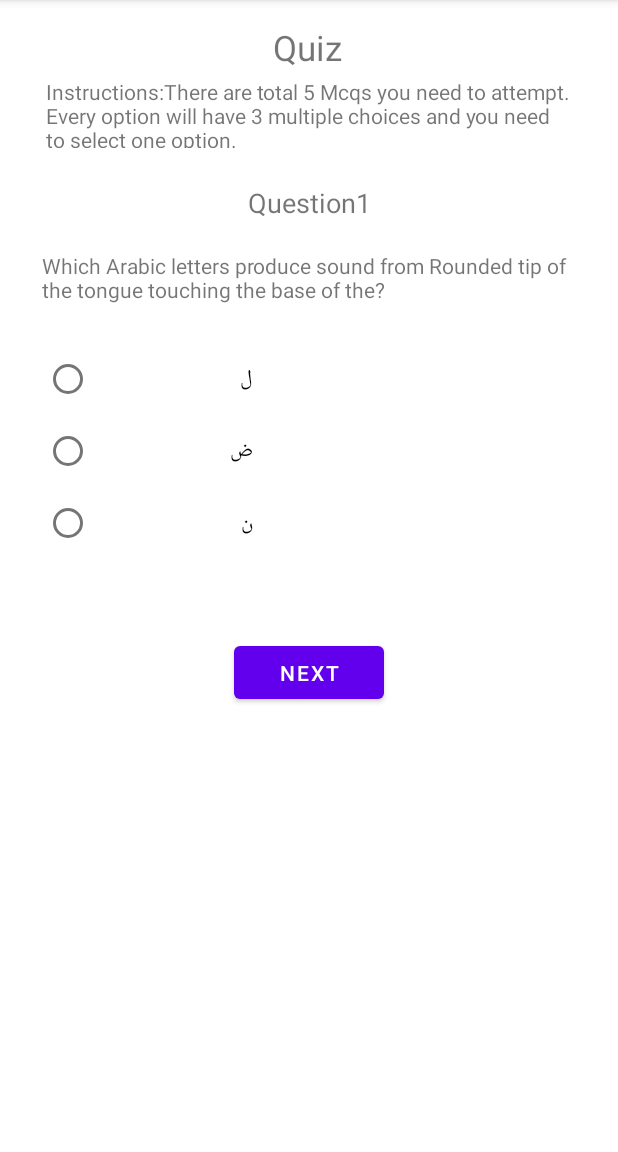
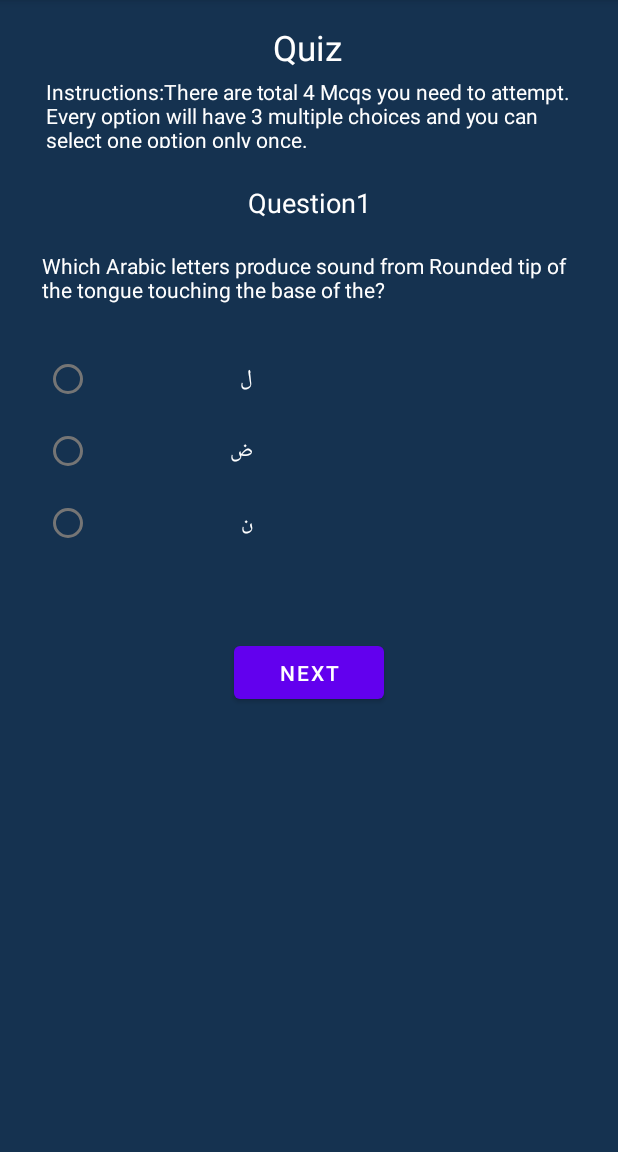
Before and after one commit to Transformer075/Practice_Quiz_App, an Android app: the screen it shows after launch (activity_three), after a tap on "QUIZ", on a phone screen of 412 x 824 dp, the part 84-1236 px from its top. Run offline under Robolectric (Android 15) with nearby library versions, the phone set to English and light mode, and no system bars.

Commit message:
Layout color & font color

```diff
--- a/app/src/main/res/layout-land/activity_first.xml
+++ b/app/src/main/res/layout-land/activity_first.xml
@@ -4,6 +4,7 @@
     xmlns:tools="http://schemas.android.com/tools"
     android:layout_width="match_parent"
     android:layout_height="match_parent"
+    android:background="#FF153250"
     tools:context=".FirstActivity">
 
     <TextView
--- a/app/src/main/res/layout-land/activity_four.xml
+++ b/app/src/main/res/layout-land/activity_four.xml
@@ -4,6 +4,7 @@
     xmlns:tools="http://schemas.android.com/tools"
     android:layout_width="match_parent"
     android:layout_height="match_parent"
+    android:background="#FF153250"
     tools:context=".activity_four">
 
     <ImageView
--- a/app/src/main/res/layout-land/activity_second.xml
+++ b/app/src/main/res/layout-land/activity_second.xml
@@ -4,6 +4,7 @@
     xmlns:tools="http://schemas.android.com/tools"
     android:layout_width="match_parent"
     android:layout_height="match_parent"
+    android:background="#FF153250"
     tools:context=".activity_second">
 
     <TextView
@@ -12,6 +13,7 @@
         android:layout_height="wrap_content"
         android:layout_marginTop="16dp"
         android:text="@string/title"
+        android:textColor="@color/white"
         android:textSize="22dp"
         app:layout_constraintEnd_toEndOf="@+id/textView2"
         app:layout_constraintHorizontal_bias="0.496"
@@ -26,6 +28,7 @@
         android:layout_marginTop="12dp"
         android:layout_marginEnd="5dp"
         android:text="@string/defination"
+        android:textColor="@color/white"
         android:textSize="16dp"
         app:layout_constraintEnd_toEndOf="parent"
         app:layout_constraintHorizontal_bias="0.026"
@@ -37,6 +40,7 @@
         android:layout_width="wrap_content"
         android:layout_height="wrap_content"
         android:text="@string/defination2"
+        android:textColor="@color/white"
         android:textSize="16dp"
         app:layout_constraintEnd_toEndOf="@+id/textView2"
         app:layout_constraintStart_toStartOf="@+id/textView2"
@@ -47,6 +51,7 @@
         android:layout_width="311dp"
         android:layout_height="61dp"
         android:text="@string/defination3"
+        android:textColor="@color/white"
         android:textSize="16dp"
         app:layout_constraintEnd_toEndOf="@+id/textView2"
         app:layout_constraintStart_toStartOf="@+id/textView2"
--- a/app/src/main/res/layout/activity_first.xml
+++ b/app/src/main/res/layout/activity_first.xml
@@ -4,6 +4,7 @@
     xmlns:tools="http://schemas.android.com/tools"
     android:layout_width="match_parent"
     android:layout_height="match_parent"
+    android:background="#153250"
     tools:context=".FirstActivity">
 
     <TextView
--- a/app/src/main/res/layout/activity_four.xml
+++ b/app/src/main/res/layout/activity_four.xml
@@ -4,6 +4,7 @@
     xmlns:tools="http://schemas.android.com/tools"
     android:layout_width="match_parent"
     android:layout_height="match_parent"
+    android:background="#FF153250"
     tools:context=".activity_four">
 
     <ImageView
--- a/app/src/main/res/layout/activity_result.xml
+++ b/app/src/main/res/layout/activity_result.xml
@@ -4,6 +4,7 @@
     xmlns:tools="http://schemas.android.com/tools"
     android:layout_width="match_parent"
     android:layout_height="match_parent"
+    android:background="#FF153250"
     tools:context=".activity_result">
 
     <TextView
@@ -12,6 +13,7 @@
         android:layout_height="wrap_content"
         android:layout_marginTop="68dp"
         android:text="TextView"
+        android:textColor="@color/white"
         android:textSize="20dp"
         app:layout_constraintEnd_toEndOf="parent"
         app:layout_constraintHorizontal_bias="0.498"
@@ -24,6 +26,7 @@
         android:layout_height="wrap_content"
         android:layout_marginTop="48dp"
         android:text="@string/quiz_result"
+        android:textColor="@color/white"
         android:textSize="23dp"
         app:layout_constraintEnd_toEndOf="parent"
         app:layout_constraintHorizontal_bias="0.5"
--- a/app/src/main/res/layout/activity_second.xml
+++ b/app/src/main/res/layout/activity_second.xml
@@ -4,6 +4,7 @@
     xmlns:tools="http://schemas.android.com/tools"
     android:layout_width="match_parent"
     android:layout_height="match_parent"
+    android:background="#FF153250"
     tools:context=".activity_second">
 
     <TextView
@@ -12,6 +13,7 @@
         android:layout_height="wrap_content"
         android:layout_marginTop="32dp"
         android:text="@string/title"
+        android:textColor="@color/white"
         android:textSize="22dp"
         app:layout_constraintEnd_toEndOf="parent"
         app:layout_constraintHorizontal_bias="0.497"
@@ -26,6 +28,7 @@
         android:layout_marginTop="24dp"
         android:layout_marginEnd="5dp"
         android:text="@string/defination"
+        android:textColor="@color/white"
         android:textSize="16dp"
         app:layout_constraintEnd_toEndOf="parent"
         app:layout_constraintHorizontal_bias="0.244"
@@ -37,6 +40,7 @@
         android:layout_width="wrap_content"
         android:layout_height="wrap_content"
         android:text="@string/defination2"
+        android:textColor="@color/white"
         android:textSize="16dp"
         app:layout_constraintEnd_toEndOf="@+id/textView2"
         app:layout_constraintStart_toStartOf="@+id/textView2"
@@ -47,6 +51,7 @@
         android:layout_width="357dp"
         android:layout_height="41dp"
         android:text="@string/defination3"
+        android:textColor="@color/white"
         android:textSize="16dp"
         app:layout_constraintEnd_toEndOf="@+id/textView2"
         app:layout_constraintStart_toStartOf="@+id/textView2"
--- a/app/src/main/res/layout/activity_three.xml
+++ b/app/src/main/res/layout/activity_three.xml
@@ -4,6 +4,7 @@
     xmlns:tools="http://schemas.android.com/tools"
     android:layout_width="match_parent"
     android:layout_height="match_parent"
+    android:background="#FF153250"
     tools:context=".activity_three">
 
     <TextView
@@ -13,6 +14,7 @@
         android:layout_marginTop="16dp"
         android:text="@string/quiz"
         android:textAlignment="center"
+        android:textColor="@color/white"
         android:textSize="23dp"
         app:layout_constraintEnd_toEndOf="parent"
         app:layout_constraintHorizontal_bias="0.498"
@@ -25,6 +27,7 @@
         android:layout_height="47dp"
         android:layout_marginTop="4dp"
         android:text="@string/quiz_info"
+        android:textColor="@color/white"
         app:layout_constraintEnd_toEndOf="parent"
         app:layout_constraintStart_toStartOf="parent"
         app:layout_constraintTop_toBottomOf="@+id/textView" />
@@ -35,6 +38,7 @@
         android:layout_height="61dp"
         android:layout_marginTop="20dp"
         android:text="TextView"
+        android:textColor="@color/white"
         app:layout_constraintEnd_toEndOf="@+id/textView5"
         app:layout_constraintStart_toStartOf="@+id/textView5"
         app:layout_constraintTop_toBottomOf="@+id/textView7" />
@@ -45,6 +49,7 @@
         android:layout_height="wrap_content"
         android:layout_marginTop="24dp"
         android:text="@string/Question1"
+        android:textColor="@color/white"
         android:textSize="18dp"
         app:layout_constraintEnd_toEndOf="parent"
         app:layout_constraintStart_toStartOf="parent"
@@ -63,21 +68,24 @@
             android:layout_width="139dp"
             android:layout_height="wrap_content"
             android:onClick="onRadioButtonClicked"
-            android:text="RadioButton" />
+            android:text="RadioButton"
+            android:textColor="@color/white" />
 
         <RadioButton
             android:id="@+id/btn_radio2"
             android:layout_width="139dp"
             android:layout_height="wrap_content"
             android:onClick="onRadioButtonClicked"
-            android:text="RadioButton" />
+            android:text="RadioButton"
+            android:textColor="@color/white" />
 
         <RadioButton
             android:id="@+id/btn_radio3"
             android:layout_width="139dp"
             android:layout_height="wrap_content"
             android:onClick="onRadioButtonClicked"
-            android:text="RadioButton" />
+            android:text="RadioButton"
+            android:textColor="@color/white" />
     </RadioGroup>
 
     <Button
--- a/app/src/main/res/values/strings.xml
+++ b/app/src/main/res/values/strings.xml
@@ -23,8 +23,8 @@
     <string name="btn_back">Back</string>
     <string name="btn_repo">Go to My Repository</string>
     <string name="quiz">Quiz</string>
-    <string name="quiz_info">Instructions:There are total 5 Mcqs you need to attempt. Every option will have 3 multiple choices and
-    you need to select one option.</string>
+    <string name="quiz_info">Instructions:There are total 4 Mcqs you need to attempt. Every option will have 3 multiple choices and
+    you can select one option only once.</string>
     <string name="Question1">Question1</string>
     <string name="Question2">Question2</string>
     <string name="Question3">Question3</string>
```
Also changed, not shown: app/src/main/res/layout/activity_quiz_question2.xml (+10 -3 lines), app/src/main/res/layout/activity_quiz_question3.xml (+10 -3 lines), app/src/main/res/layout/activity_quiz_question4.xml (+11 -4 lines).
